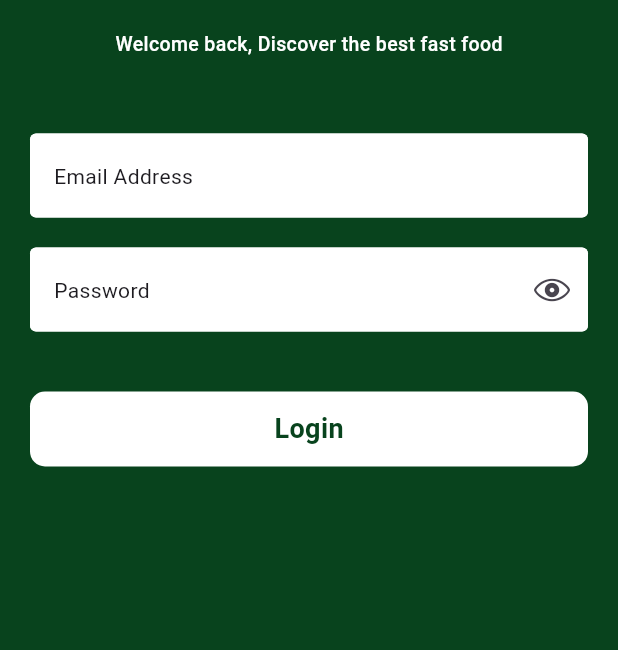
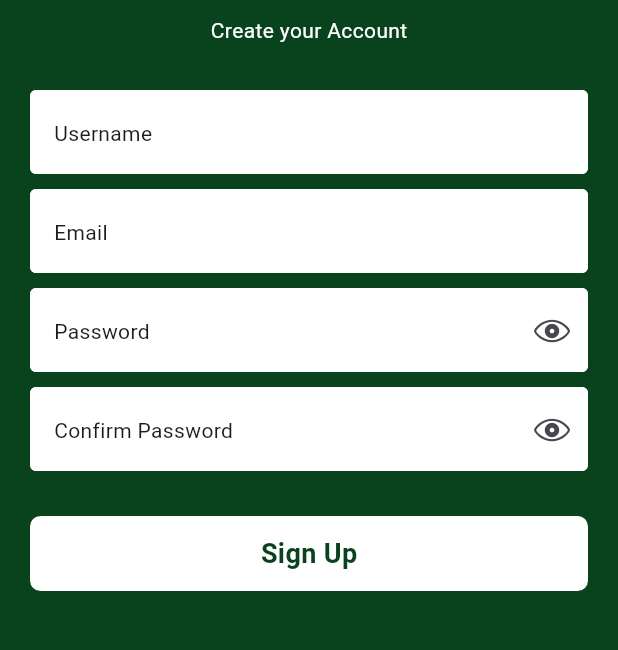
Before and after one commit to alikadhimdev/hungry_app, a Flutter app: the screen it shows after launch, on a phone screen of 412 x 824 dp, the part 129-779 px from its top. Run offline on Flutter 3.47's test engine with Material 3 defaults, Android fonts, the phone set to English and light mode, and no system bars; our stand-ins replace flutter_svg, gap.

Commit message:
create sign up page and create a custom auth button

```diff
--- a/lib/features/auth/view/login_view.dart
+++ b/lib/features/auth/view/login_view.dart
@@ -2,6 +2,7 @@ import 'package:flutter/material.dart';
 import 'package:flutter_svg/svg.dart';
 import 'package:gap/gap.dart';
 import 'package:hungry_app/core/constants/app_colors.dart';
+import 'package:hungry_app/features/auth/widgets/custom_button.dart';
 import 'package:hungry_app/shared/custom_text.dart';
 import 'package:hungry_app/shared/custom_text_field.dart';
 
@@ -12,7 +13,7 @@ class LoginView extends StatelessWidget {
   Widget build(BuildContext context) {
     TextEditingController emailController = TextEditingController();
     TextEditingController passwordCOntroller = TextEditingController();
-    final GlobalKey<FormState> _formKey = GlobalKey<FormState>();
+    final GlobalKey<FormState> formKey = GlobalKey<FormState>();
 
     return GestureDetector(
       // to hide the keyboard when click out the text field
@@ -23,7 +24,7 @@ class LoginView extends StatelessWidget {
           child: Padding(
             padding: const EdgeInsets.symmetric(horizontal: 20),
             child: Form(
-              key: _formKey,
+              key: formKey,
               child: Column(
                 children: [
                   Gap(40),
@@ -48,28 +49,7 @@ class LoginView extends StatelessWidget {
                     controller: passwordCOntroller,
                   ),
                   Gap(40),
-                  GestureDetector(
-                    onTap: () {
-                      if (_formKey.currentState!.validate())
-                        print("success login");
-                    },
-                    child: Container(
-                      height: 50,
-                      width: double.infinity,
-                      decoration: BoxDecoration(
-                        color: Colors.white,
-                        borderRadius: BorderRadius.circular(10),
-                      ),
-                      child: Center(
-                        child: (CustomText(
-                          text: "Login",
-                          weight: FontWeight.w700,
-                          color: AppColors.primary,
-                          size: 18,
-                        )),
-                      ),
-                    ),
-                  ),
+                  CustomAuthButton(text: "Sign In"),
                 ],
               ),
             ),
--- /dev/null
+++ b/lib/features/auth/view/signup_view.dart
@@ -0,0 +1,79 @@
+import 'package:flutter/material.dart';
+import 'package:flutter_svg/flutter_svg.dart';
+import 'package:gap/gap.dart';
+import 'package:hungry_app/core/constants/app_colors.dart';
+import 'package:hungry_app/features/auth/widgets/custom_button.dart';
+import 'package:hungry_app/shared/custom_text.dart';
+import 'package:hungry_app/shared/custom_text_field.dart';
+
+class SignupView extends StatefulWidget {
+  const SignupView({super.key});
+
+  @override
+  State<SignupView> createState() => _SignupViewState();
+}
+
+class _SignupViewState extends State<SignupView> {
+  @override
+  Widget build(BuildContext context) {
+    TextEditingController usernameController = TextEditingController();
+    TextEditingController emailController = TextEditingController();
+    TextEditingController passwordController = TextEditingController();
+    TextEditingController confirmPasswordController = TextEditingController();
+    final GlobalKey<FormState> formKey = GlobalKey<FormState>();
+
+    return Scaffold(
+      backgroundColor: AppColors.primary,
+      body: Center(
+        child: Padding(
+          padding: EdgeInsetsGeometry.symmetric(horizontal: 20),
+          child: Form(
+            key: formKey,
+            child: Column(
+              crossAxisAlignment: CrossAxisAlignment.center,
+              children: [
+                Gap(40),
+                SvgPicture.asset("assets/logo/logo.svg"),
+                Gap(10),
+                CustomText(text: "Create your Account", color: Colors.white),
+                Gap(30),
+                CustomTextField(
+                  hint: "Username",
+                  isPassword: false,
+                  controller: usernameController,
+                ),
+                Gap(10),
+                CustomTextField(
+                  hint: "Email",
+                  isPassword: false,
+                  controller: emailController,
+                ),
+                Gap(10),
+                CustomTextField(
+                  hint: "Password",
+                  isPassword: true,
+                  controller: passwordController,
+                ),
+                Gap(10),
+                CustomTextField(
+                  hint: "Confirm Password",
+                  isPassword: true,
+                  controller: confirmPasswordController,
+                ),
+                Gap(30),
+                CustomAuthButton(
+                  text: "Sign Up",
+                  onTap: () {
+                    if (formKey.currentState!.validate()) {
+                      print("sign up success");
+                    }
+                  },
+                ),
+              ],
+            ),
+          ),
+        ),
+      ),
+    );
+  }
+}
--- /dev/null
+++ b/lib/features/auth/widgets/custom_button.dart
@@ -0,0 +1,41 @@
+import 'package:flutter/material.dart';
+import 'package:hungry_app/core/constants/app_colors.dart';
+import 'package:hungry_app/shared/custom_text.dart';
+
+class CustomAuthButton extends StatelessWidget {
+  const CustomAuthButton({
+    super.key,
+    required this.text,
+    this.color,
+    this.size,
+    this.onTap,
+  });
+
+  final String text;
+  final Color? color;
+  final double? size;
+  final Function()? onTap;
+
+  @override
+  Widget build(BuildContext context) {
+    return GestureDetector(
+      onTap: onTap,
+      child: Container(
+        width: double.infinity,
+        height: 50,
+        decoration: BoxDecoration(
+          color: Colors.white,
+          borderRadius: BorderRadius.circular(7),
+        ),
+        child: Center(
+          child: CustomText(
+            text: "Sign Up",
+            weight: FontWeight.w700,
+            size: 18,
+            color: AppColors.primary,
+          ),
+        ),
+      ),
+    );
+  }
+}
--- a/lib/main.dart
+++ b/lib/main.dart
@@ -1,6 +1,7 @@
 import 'package:flutter/material.dart';
 import 'package:hungry_app/core/constants/app_colors.dart';
 import 'package:hungry_app/features/auth/view/login_view.dart';
+import 'package:hungry_app/features/auth/view/signup_view.dart';
 
 void main() {
   runApp(const MyApp());
@@ -16,7 +17,7 @@ class MyApp extends StatelessWidget {
       debugShowCheckedModeBanner: false,
       title: 'HUNGRY APP',
 
-      home: Scaffold(backgroundColor: AppColors.primary, body: LoginView()),
+      home: Scaffold(backgroundColor: AppColors.primary, body: SignupView()),
     );
   }
 }
```
Also changed, not shown: lib/features/auth/view/singup_view.dart (deleted).
